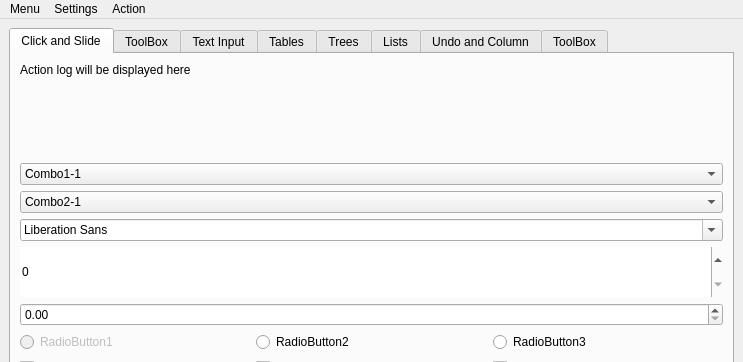
The window that examples/simple_qt_widget_example/mainwindow.ui (lildannita/QtAda) describes before a commit, drawn with Qt 5; both pictures show x 0 to 743 and y 0 to 362 of the 743 by 648 pixel window.
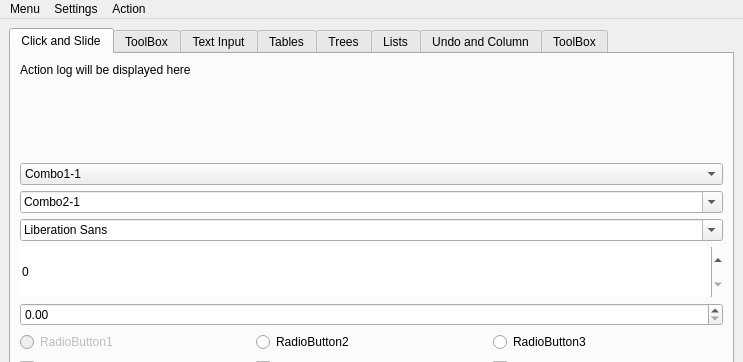
The same window after the commit. The open tabs and pages were chosen to show the change.

What changed in the file:
```diff
--- a/examples/simple_qt_widget_example/mainwindow.ui
+++ b/examples/simple_qt_widget_example/mainwindow.ui
@@ -99,6 +99,9 @@
                     </item>
                     <item>
                      <widget class="QComboBox" name="comboBox_2">
+                      <property name="editable">
+                       <bool>true</bool>
+                      </property>
                       <item>
                        <property name="text">
                         <string>Combo2-1</string>
```
Left out of the diff: 2 changed lines with no effect on the pictures.
